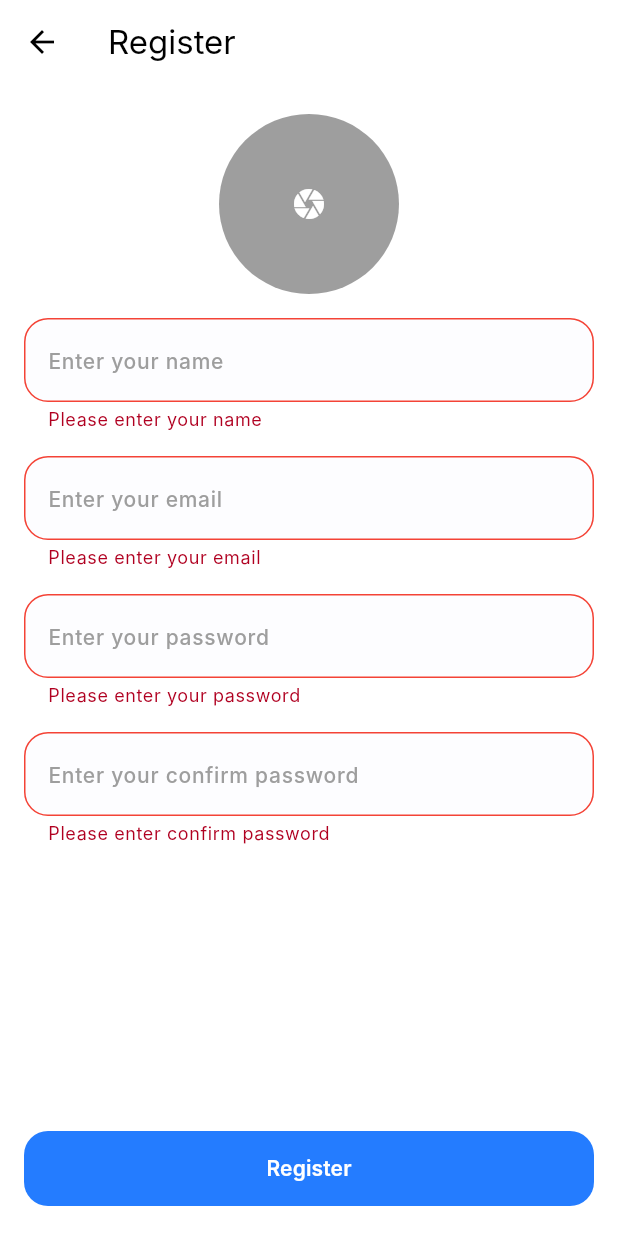
After one commit to medooadel10/chats_app, a Flutter app: the RegisterScreen screen opened by its route, after a tap on "Register", on a phone screen of 412 x 824 dp. The commit adds this screen. Run offline on Flutter 3.47's test engine with Material 3 defaults, Android fonts, the phone set to English and light mode, and no system bars; our stand-ins replace bloc, cloud_firestore, firebase_auth, firebase_core, flutter_bloc, fluttertoast and 1 more; accounts and stored records are empty; Roboto replaces fonts that are missing (Inter).

Commit message:
Implement user authentication flow with registration, login, and conversations features

```diff
--- a/lib/core/router/app_router.dart
+++ b/lib/core/router/app_router.dart
@@ -1,12 +1,19 @@
 import 'package:chats_app/core/router/routes.dart';
+import 'package:chats_app/features/conversations/cubit/conversations_cubit.dart';
+import 'package:chats_app/features/conversations/ui/conversations_screen.dart';
 import 'package:chats_app/features/login/cubit/login_cubit.dart';
 import 'package:chats_app/features/login/ui/login_screen.dart';
+import 'package:chats_app/features/register/cubit/register_cubit.dart';
+import 'package:chats_app/features/register/ui/register_screen.dart';
+import 'package:chats_app/features/splash/ui/splash_screen.dart';
 import 'package:flutter/material.dart';
 import 'package:flutter_bloc/flutter_bloc.dart';
 
 class AppRouter {
   Route onGenerateRoute(RouteSettings settings) {
     switch (settings.name) {
+      case Routes.splash:
+        return MaterialPageRoute(builder: (context) => SplashScreen());
       case Routes.login:
         return MaterialPageRoute(
           builder: (context) => BlocProvider(
@@ -14,6 +21,20 @@ class AppRouter {
             child: LoginScreen(),
           ),
         );
+      case Routes.register:
+        return MaterialPageRoute(
+          builder: (context) => BlocProvider(
+            create: (context) => RegisterCubit(),
+            child: RegisterScreen(),
+          ),
+        );
+      case Routes.conversations:
+        return MaterialPageRoute(
+          builder: (context) => BlocProvider(
+            create: (context) => ConversationsCubit()..getAllConversations(),
+            child: ConversationsScreen(),
+          ),
+        );
       default:
         return MaterialPageRoute(builder: (context) => Container());
     }
--- a/lib/core/router/routes.dart
+++ b/lib/core/router/routes.dart
@@ -1,3 +1,6 @@
 class Routes {
+  static const splash = '/splash';
   static const login = '/login';
+  static const register = '/register';
+  static const conversations = '/conversations';
 }
--- /dev/null
+++ b/lib/features/conversations/models/conversation_model.dart
@@ -0,0 +1,10 @@
+class ConversationModel {
+  final String uid;
+  final String name;
+  final String email;
+
+  ConversationModel(this.uid, this.name, this.email);
+
+  factory ConversationModel.fromMap(Map<String, dynamic> data) =>
+      ConversationModel(data['uid'], data['name'], data['email']);
+}
--- /dev/null
+++ b/lib/features/register/cubit/register_cubit.dart
@@ -0,0 +1,61 @@
+import 'dart:developer';
+import 'dart:io';
+
+import 'package:chats_app/features/register/cubit/register_state.dart';
+import 'package:chats_app/features/register/models/add_user_request_model.dart';
+import 'package:cloud_firestore/cloud_firestore.dart';
+import 'package:firebase_auth/firebase_auth.dart';
+import 'package:flutter/material.dart';
+import 'package:flutter_bloc/flutter_bloc.dart';
+import 'package:image_picker/image_picker.dart';
+
+class RegisterCubit extends Cubit<RegisterState> {
+  RegisterCubit() : super(RegisterInitialState());
+  final formKey = GlobalKey<FormState>();
+  final nameController = TextEditingController();
+  final emailController = TextEditingController();
+  final passwordController = TextEditingController();
+  final confirmPasswordController = TextEditingController();
+
+  File? photo;
+
+  void pickImage(bool isCamera) async {
+    final imagePicker = ImagePicker();
+    final imagePicked = await imagePicker.pickImage(
+      source: isCamera ? ImageSource.camera : ImageSource.gallery,
+    );
+    if (imagePicked != null) {
+      photo = File(imagePicked.path);
+      emit(RegisterPickImage(photo!));
+    }
+  }
+
+  void createUser() async {
+    if (formKey.currentState!.validate()) {
+      emit(RegisterLoadingState());
+      try {
+        final credential = await FirebaseAuth.instance
+            .createUserWithEmailAndPassword(
+              email: emailController.text,
+              password: passwordController.text,
+            );
+        final db = FirebaseFirestore.instance;
+        final user = AddUserRequestModel(
+          uid: credential.user!.uid,
+          name: nameController.text,
+          email: emailController.text,
+        );
+        await db
+            .collection('Users')
+            .doc(credential.user!.uid)
+            .set(user.toMap());
+        emit(RegisterSuccessState());
+      } on FirebaseAuthException catch (e) {
+        emit(RegisterErrorState(e.message ?? e.toString()));
+      } on FirebaseException catch (e) {
+        log(e.message ?? e.toString());
+        emit(RegisterErrorState(e.message ?? e.toString()));
+      }
+    }
+  }
+}
--- /dev/null
+++ b/lib/features/register/cubit/register_state.dart
@@ -0,0 +1,21 @@
+import 'dart:io';
+
+sealed class RegisterState {}
+
+final class RegisterInitialState extends RegisterState {}
+
+final class RegisterLoadingState extends RegisterState {}
+
+final class RegisterSuccessState extends RegisterState {}
+
+final class RegisterErrorState extends RegisterState {
+  final String message;
+
+  RegisterErrorState(this.message);
+}
+
+final class RegisterPickImage extends RegisterState {
+  final File imagePicked;
+
+  RegisterPickImage(this.imagePicked);
+}
--- /dev/null
+++ b/lib/features/register/models/add_user_request_model.dart
@@ -0,0 +1,13 @@
+class AddUserRequestModel {
+  final String uid;
+  final String name;
+  final String email;
+
+  AddUserRequestModel({
+    required this.uid,
+    required this.name,
+    required this.email,
+  });
+
+  Map<String, dynamic> toMap() => {'uid': uid, 'email': email, 'name': name};
+}
--- /dev/null
+++ b/lib/features/register/ui/register_screen.dart
@@ -0,0 +1,82 @@
+import 'package:chats_app/core/widgets/custom_text_field.dart';
+import 'package:chats_app/features/register/cubit/register_cubit.dart';
+import 'package:chats_app/features/register/ui/widgets/register_image_picker.dart';
+import 'package:chats_app/features/register/ui/widgets/register_submit.dart';
+import 'package:flutter/material.dart';
+import 'package:flutter_bloc/flutter_bloc.dart';
+
+class RegisterScreen extends StatelessWidget {
+  const RegisterScreen({Key? key}) : super(key: key);
+
+  @override
+  Widget build(BuildContext context) {
+    final cubit = context.read<RegisterCubit>();
+    return Scaffold(
+      appBar: AppBar(title: Text('Register')),
+      body: Padding(
+        padding: const EdgeInsets.symmetric(vertical: 20, horizontal: 16),
+        child: Column(
+          spacing: 10,
+          children: [
+            Expanded(
+              child: SingleChildScrollView(
+                child: Form(
+                  key: cubit.formKey,
+                  child: Column(
+                    spacing: 16,
+                    children: [
+                      RegisterImagePicker(),
+                      CustomTextField(
+                        controller: cubit.nameController,
+                        hintText: 'Enter your name',
+                        validator: (value) {
+                          if (value == null || value.isEmpty) {
+                            return 'Please enter your name';
+                          }
+                          return null;
+                        },
+                      ),
+                      CustomTextField(
+                        controller: cubit.emailController,
+                        hintText: 'Enter your email',
+                        validator: (value) {
+                          if (value == null || value.isEmpty) {
+                            return 'Please enter your email';
+                          }
+                          return null;
+                        },
+                      ),
+                      CustomTextField(
+                        controller: cubit.passwordController,
+                        hintText: 'Enter your password',
+                        obscureText: true,
+                        validator: (value) {
+                          if (value == null || value.isEmpty) {
+                            return 'Please enter your password';
+                          }
+                          return null;
+                        },
+                      ),
+                      CustomTextField(
+                        controller: cubit.confirmPasswordController,
+                        hintText: 'Enter your confirm password',
+                        obscureText: true,
+                        validator: (value) {
+                          if (value == null || value.isEmpty) {
+                            return 'Please enter confirm password';
+                          }
+                          return null;
+                        },
+                      ),
+                    ],
+                  ),
+                ),
+              ),
+            ),
+            RegisterSubmit(),
+          ],
+        ),
+      ),
+    );
+  }
+}
--- /dev/null
+++ b/lib/features/register/ui/widgets/register_image_picker.dart
@@ -0,0 +1,70 @@
+import 'dart:io';
+
+import 'package:chats_app/core/widgets/custom_button.dart';
+import 'package:chats_app/features/register/cubit/register_cubit.dart';
+import 'package:chats_app/features/register/cubit/register_state.dart';
+import 'package:flutter/material.dart';
+import 'package:flutter_bloc/flutter_bloc.dart';
+
+class RegisterImagePicker extends StatelessWidget {
+  const RegisterImagePicker({Key? key}) : super(key: key);
+
+  @override
+  Widget build(BuildContext context) {
+    final cubit = context.read<RegisterCubit>();
+    return BlocConsumer<RegisterCubit, RegisterState>(
+      listener: (context, state) {
+        if (state is RegisterPickImage) {
+          Navigator.pop(context);
+        }
+      },
+      builder: (context, state) {
+        return GestureDetector(
+          onTap: () {
+            showDialog(
+              context: context,
+              builder: (_) => AlertDialog(
+                title: Text('Select an Option'),
+                content: Row(
+                  spacing: 10,
+                  children: [
+                    Expanded(
+                      child: CustomButton(
+                        onPressed: () {
+                          cubit.pickImage(false);
+                        },
+                        text: 'Open Galley',
+                      ),
+                    ),
+                    Expanded(
+                      child: CustomButton(
+                        onPressed: () {
+                          cubit.pickImage(true);
+                        },
+                        text: 'Open Camera',
+                      ),
+                    ),
+                  ],
+                ),
+              ),
+            );
+          },
+          child: CircleAvatar(
+            backgroundColor: Colors.grey,
+            radius: 60,
+            child: cubit.photo != null
+                ? ClipRRect(
+                    borderRadius: BorderRadius.circular(60),
+                    child: Image.file(
+                      cubit.photo!,
+                      fit: BoxFit.cover,
+                      width: double.infinity,
+                    ),
+                  )
+                : Icon(Icons.camera),
+          ),
+        );
+      },
+    );
+  }
+}
--- /dev/null
+++ b/lib/features/register/ui/widgets/register_submit.dart
@@ -0,0 +1,46 @@
+import 'package:chats_app/core/router/routes.dart';
+import 'package:chats_app/core/widgets/custom_button.dart';
+import 'package:chats_app/features/register/cubit/register_cubit.dart';
+import 'package:chats_app/features/register/cubit/register_state.dart';
+import 'package:flutter/cupertino.dart';
+import 'package:flutter/material.dart';
+import 'package:flutter_bloc/flutter_bloc.dart';
+import 'package:fluttertoast/fluttertoast.dart';
+
+class RegisterSubmit extends StatelessWidget {
+  const RegisterSubmit({Key? key}) : super(key: key);
+
+  @override
+  Widget build(BuildContext context) {
+    final cubit = context.read<RegisterCubit>();
+    return BlocConsumer<RegisterCubit, RegisterState>(
+      listener: (context, state) {
+        switch (state) {
+          case RegisterSuccessState():
+            Fluttertoast.showToast(
+              msg: 'The account has been registered successfully',
+            );
+            Navigator.pushNamedAndRemoveUntil(
+              context,
+              Routes.conversations,
+              (route) => false,
+            );
+          case RegisterErrorState():
+            Fluttertoast.showToast(msg: state.message);
+          default:
+        }
+      },
+      builder: (context, state) {
+        return switch (state) {
+          RegisterLoadingState() => Center(child: CupertinoActivityIndicator()),
+          _ => CustomButton(
+            onPressed: () {
+              cubit.createUser();
+            },
+            text: 'Register',
+          ),
+        };
+      },
+    );
+  }
+}
--- a/lib/main.dart
+++ b/lib/main.dart
@@ -3,6 +3,7 @@ import 'package:chats_app/core/router/routes.dart';
 import 'package:chats_app/core/style/themes.dart';
 import 'package:chats_app/firebase_options.dart';
 import 'package:chats_app/features/login/ui/login_screen.dart';
+import 'package:firebase_auth/firebase_auth.dart';
 import 'package:firebase_core/firebase_core.dart';
 import 'package:flutter/material.dart';
 
@@ -21,7 +22,7 @@ class MyApp extends StatelessWidget {
     return MaterialApp(
       theme: AppThemes.theme,
       onGenerateRoute: AppRouter().onGenerateRoute,
-      initialRoute: Routes.login,
+      initialRoute: Routes.splash,
     );
   }
 }
--- a/pubspec.yaml
+++ b/pubspec.yaml
@@ -2,7 +2,7 @@ name: chats_app
 description: "A new Flutter project."
 # The following line prevents the package from being accidentally published to
 # pub.dev using `flutter pub publish`. This is preferred for private packages.
-publish_to: 'none' # Remove this line if you wish to publish to pub.dev
+publish_to: "none" # Remove this line if you wish to publish to pub.dev
 
 # The following defines the version and build number for your application.
 # A version number is three numbers separated by dots, like 1.2.43
@@ -39,6 +39,8 @@ dependencies:
   bloc: ^9.0.0
   flutter_bloc: ^9.1.1
   fluttertoast: ^8.2.12
+  image_picker: ^1.1.2
+  cloud_firestore: ^5.6.12
 
 dev_dependencies:
   flutter_test:
@@ -56,7 +58,6 @@ dev_dependencies:
 
 # The following section is specific to Flutter packages.
 flutter:
-
   # The following line ensures that the Material Icons font is
   # included with your application, so that you can use the icons in
   # the material Icons class.
```
Also changed, not shown: lib/features/conversations/cubit/conversations_cubit.dart (added, +25 -0 lines), lib/features/conversations/cubit/conversations_state.dart (added, +19 -0 lines), lib/features/conversations/ui/conversations_screen.dart (added, +65 -0 lines), lib/features/login/ui/login_screen.dart (+21 -1 lines), lib/features/splash/ui/splash_screen.dart (added, +39 -0 lines), pubspec.lock, 5 other files.
